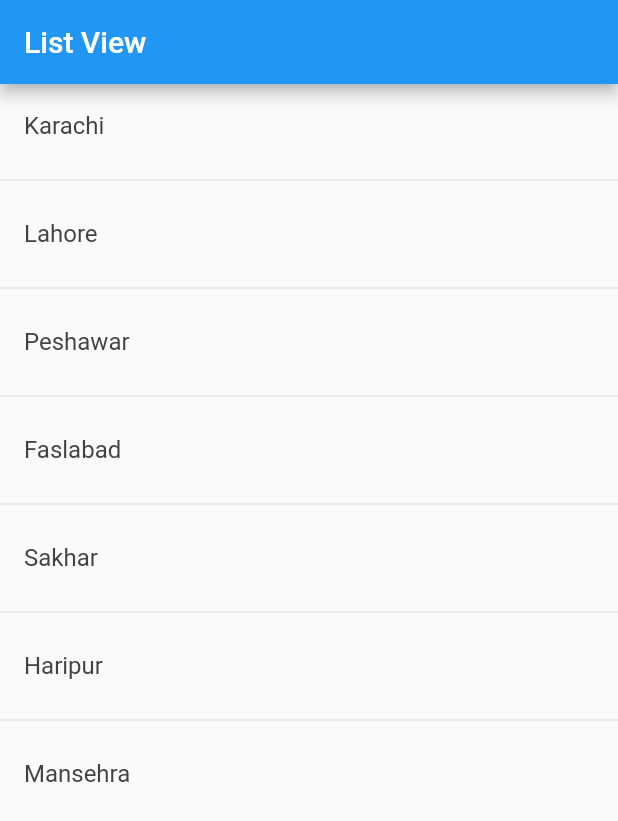
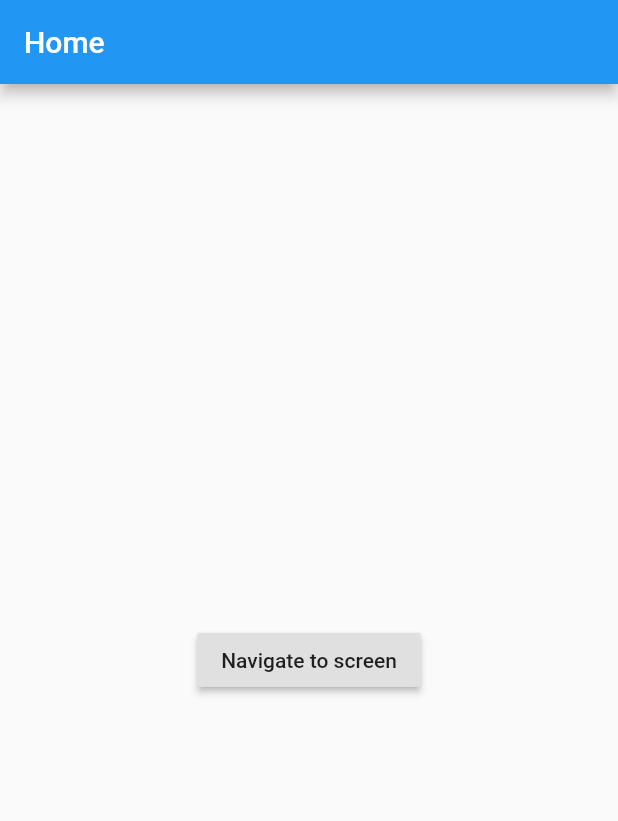
Before and after one commit to Muhamamdmuneeb/FlutterApp, a Flutter app: the screen it shows after launch, on a phone screen of 412 x 824 dp. Shown: the top 821 px of the screen. Run offline on Flutter 3.47's test engine with Material 2 defaults, Android fonts, the phone set to English and light mode, and no system bars.

```diff
--- /dev/null
+++ b/lib/Articles.dart
@@ -0,0 +1,4 @@
+class Article{
+  String name,detail;
+  Article(this.name , this.detail);
+}
--- a/lib/main.dart
+++ b/lib/main.dart
@@ -1,30 +1,103 @@
+// import 'package:app/Articles.dart';
 import 'package:flutter/material.dart';
+import 'Articles.dart';
 
  void main()=>runApp(MyApp());
 
  class MyApp extends StatelessWidget{
-  List<String> listView=["Karachi","Lahore","Peshawar","Faslabad","Sakhar","Haripur","Mansehra"];//Make a list to view
       @override
-  Widget build(BuildContext context) {//this is a build that used to show content
+  Widget build(BuildContext context) {
     // TODO: implement build
     return MaterialApp(
-      title: "List View",
+        title: "My App",
+        theme: ThemeData(fontFamily:"Roboto"),
+        home: RouteA()
+    );
+  }
+ }
+  class RouteA extends StatelessWidget{
+      @override
+  Widget build(BuildContext context) {
+    // TODO: implement build
+    return Scaffold(
+        appBar: AppBar(
+          title: Text("Home"),
+        ),
+        body: Container(
+          child:Center(
+            child:RaisedButton(
+              child: Text("Navigate to screen"),
+              onPressed: (){
+                Navigator.push(context, MaterialPageRoute(builder: (context)=>RouteB()));
+                //COntext handler to identify widget in tree
+              } ,)
+        ),
+        )
+    );
+  }
+  }
+class RouteB extends StatelessWidget{
+  // List<String> mydata =  ["Muhammad Muneeb","Muhammad Omar","Arslan Arshad","Mohsin Ali Husani","Sajjad Ali"];
+  final mydata=List<Article>.generate(20, (i){
+    return Article("The Articles is $i","The detail of Articles $i");
+  });
+    @override
+Widget build(BuildContext context){
+  return MaterialApp(
+    title: "Mylist",
     theme: ThemeData(fontFamily:"Roboto"),
     home: Scaffold(
         appBar: AppBar(
-          title: Text("List View"),
+          title: Text("My List"),
         ),
-        body: ListView.separated(
-          //Row divided
-          itemCount: listView.length,
+        body:ListView.separated(
+    itemCount: mydata.length,
     itemBuilder: (BuildContext context,int index){
       return ListTile(
-              title: Text(listView[index],style: TextStyle(fontSize:16,color:Colors.grey[800]),),
-            );//ListTile widget make a row
+          title:  Text(mydata[index].name),
+          onTap: (){
+            Navigator.push(context, MaterialPageRoute(
+              builder: (context)=>DetailArticle(mydata[index])
+              ));
           },
-          separatorBuilder: (BuildContext context,int index)=>Divider(),//Separated builder show eacho content by dividing in row
+      );
+    },
+    separatorBuilder: (BuildContext context,int index)=>Divider(),
+
+
+    ) ,
     ),
+  );
 
+}
+}
+
+class DetailArticle extends StatelessWidget{
+  Article selectedArticle;
+  DetailArticle(this.selectedArticle);
+
+    @override
+  Widget build(BuildContext context) {
+    // TODO: implement build
+    return MaterialApp(
+        title: "Details",
+        theme: ThemeData(fontFamily:"Roboto"),
+        home: Scaffold(
+            appBar: AppBar(
+                title: Text("Details"),
+            ),
+            body: Column(
+                children: <Widget>[
+                    Container(
+                        padding: EdgeInsets.only(left:100.0),
+                        child: Text(selectedArticle.name),
+                    ),
+                    Container(
+                        padding: EdgeInsets.only(left:100.0),
+                        child: Text(selectedArticle.detail),
+                    )
+                ],
+            ),
         ),
     );
   }
```
Also changed, not shown: assets/img/timetable.jpg (added). Lines whose indentation alone changed are shown as unchanged.
